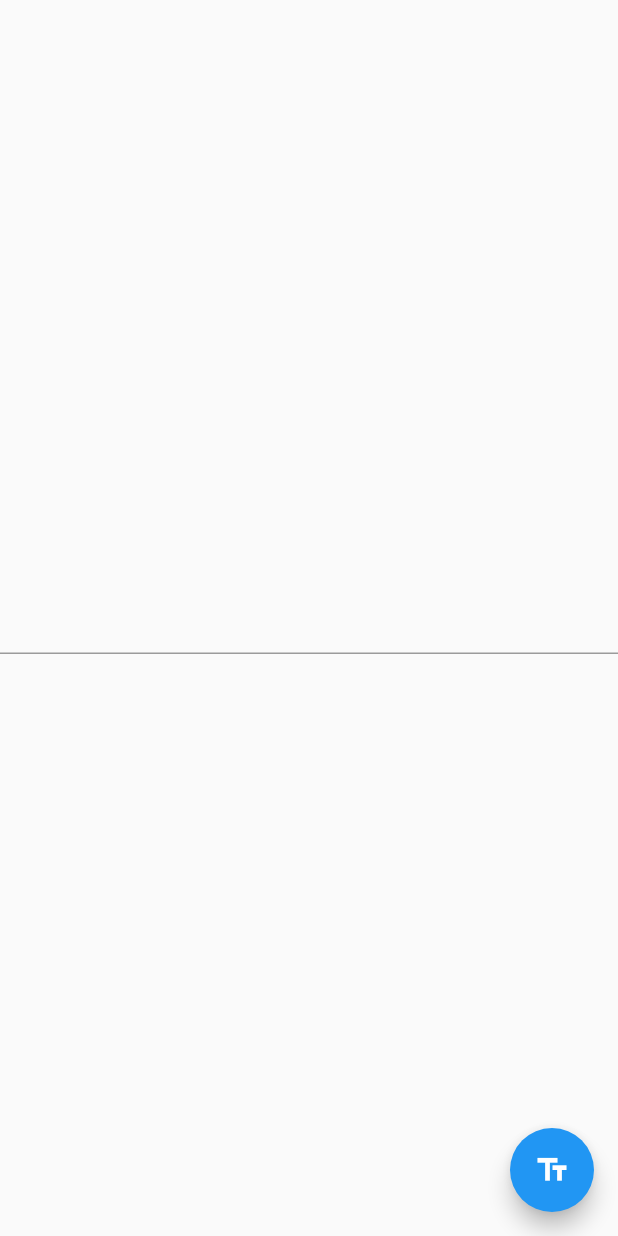
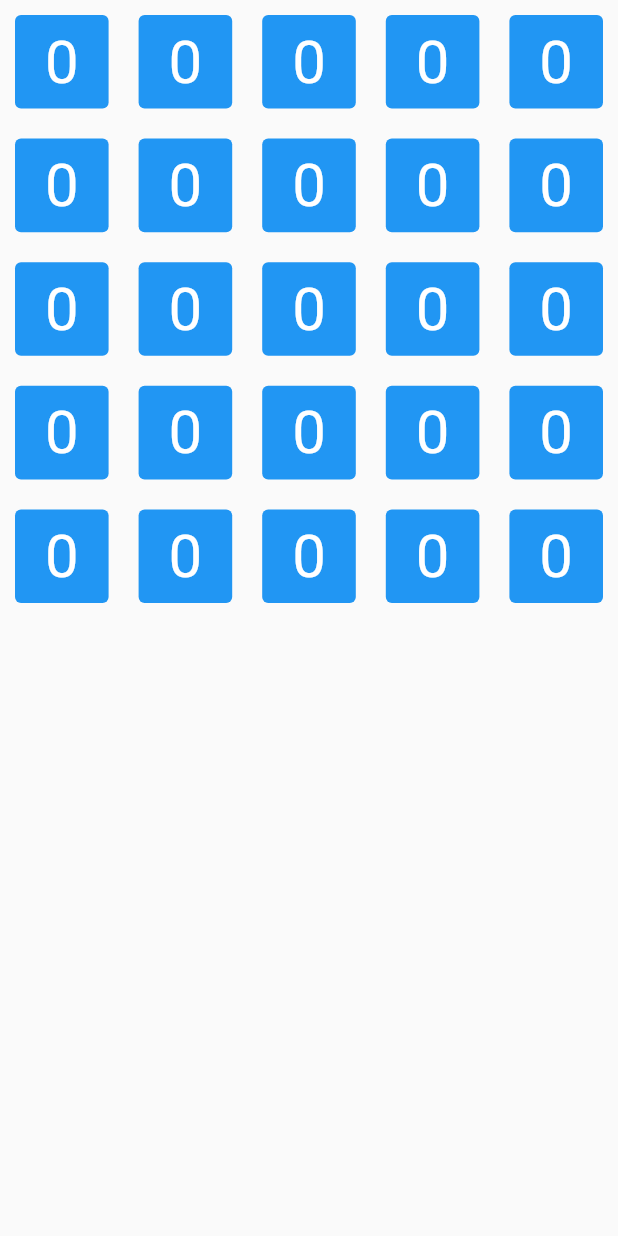
Before and after one commit to Alexxxiy69/first-app, a Flutter app: the screen it shows after launch, on a phone screen of 412 x 824 dp. Run offline on Flutter 3.47's test engine with Material 2 defaults, Android fonts, the phone set to English and light mode, and no system bars.

Commit message:
добавил отображение сеткой

```diff
--- a/lib/main.dart
+++ b/lib/main.dart
@@ -1,64 +1,50 @@
 import 'package:flutter/material.dart';
 
-void main() => runApp(const MyApp());
+void main() {
+  runApp(MyApp());
+}
 
 class MyApp extends StatelessWidget {
-  const MyApp();
-
-  @override
   Widget build(BuildContext context) {
-    return const MaterialApp(
-      home: MyCustomForm(),
+    return MaterialApp(
+      home: Home(),
     );
   }
 }
 
-class MyCustomForm extends StatefulWidget {
-  const MyCustomForm();
+class Home extends StatefulWidget {
+  const Home({super.key});
 
   @override
-  State<MyCustomForm> createState() => _MyCustomFormState();
+  State<Home> createState() => HomeState();
 }
 
-class _MyCustomFormState extends State<MyCustomForm> {
-  final myController = TextEditingController();
+class HomeState extends State<Home> {
+  bool show = false;
 
-  @override
+  void pressing() {
+    setState(() {
+      show = !show;
+    });
+  }
+
   Widget build(BuildContext context) {
     return Scaffold(
-      body: Center(
-        child: TextField(
-        controller: myController,
-        )
-      ),
-      floatingActionButton: FloatingActionButton(
-        onPressed: () {
-          showDialog(
-            context: context,
-            builder: (context) {
-              if (int.tryParse(myController.text) is int) {
-                return AlertDialog(
-                  content: Text(ParsingClass(myController, text: '').toString()),
-                );
-              } else {
-                return AlertDialog(
-                  content: Text(myController.text * 2),
-                );
-              }
-            },
-          );
-        },
-        tooltip: 'Show me the value!',
-        child: const Icon(Icons.text_fields),
-      ),
-    );
+        body: GridView.count(
+      crossAxisCount: 5,
+      children: List.generate(25, (index) {
+        return Padding(
+          padding: EdgeInsets.all(10),
+          child: TextButton(
+            style: TextButton.styleFrom(
+                backgroundColor: Colors.blue,
+                foregroundColor: Colors.white,
+                textStyle: TextStyle(fontSize: 40)),
+            onPressed: pressing,
+            child: show ? Text(index.toString()) : Text('0'),
+          ),
+        );
+      }),
+    ));
   }
 }
-
-class ParsingClass {
-  var text2num;
-
-  ParsingClass(TextEditingController myController, {required String text}) {
-    text2num = text * 4;
-  }
-}
```
